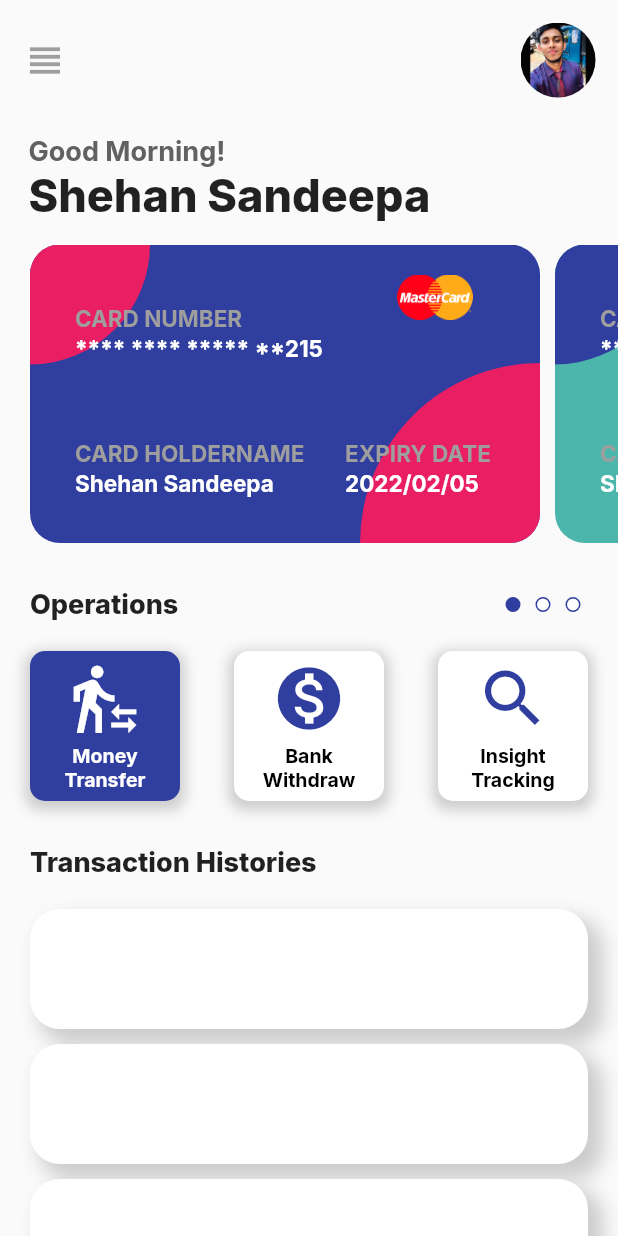
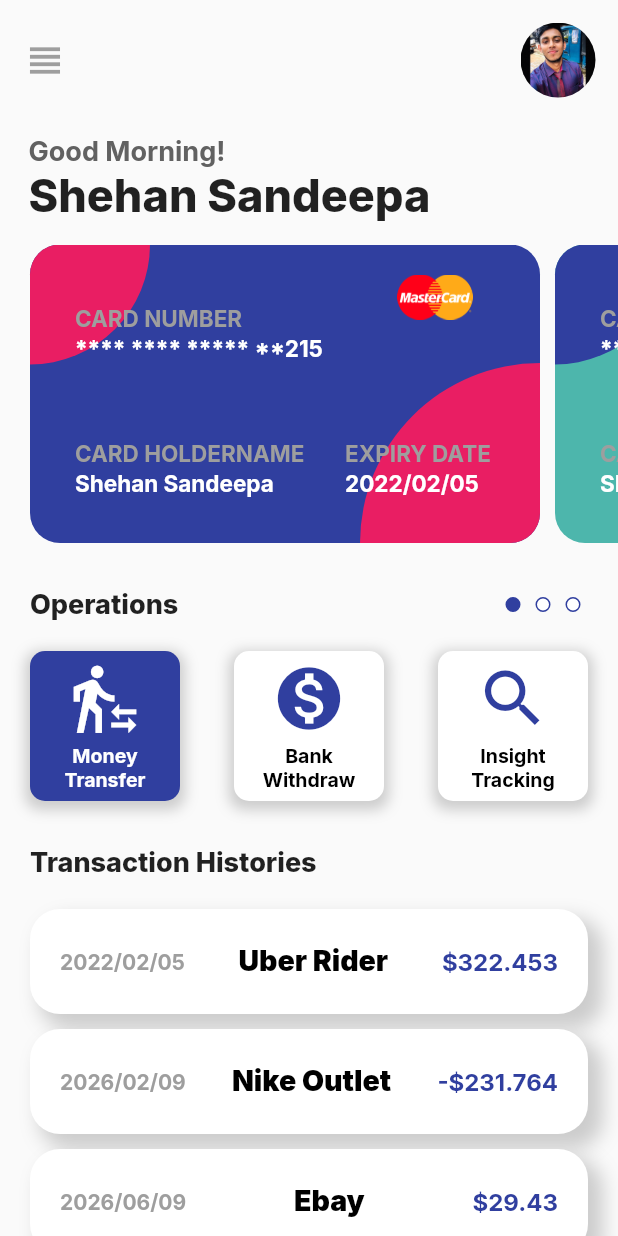
Before and after one commit to Shehan82/flutter-UI-practice-1, a Flutter app: the screen it shows after launch, on a phone screen of 412 x 824 dp. Run offline on Flutter 3.47's test engine with Material 2 defaults, Android fonts, the phone set to English and light mode, and no system bars; our stand-ins replace google_fonts.

Commit message:
added transaction list view and UI done

```diff
--- a/lib/screens/home.dart
+++ b/lib/screens/home.dart
@@ -36,17 +36,17 @@ class _HomeScreenState extends State<HomeScreen> {
     {
       "name": "Uber Rider",
       "cardExpired": "2022/02/05",
-      "price": "\$ 322.453",
+      "price": "\$322.453",
     },
     {
       "name": "Nike Outlet",
       "cardExpired": "2026/02/09",
-      "price": "\$ -231.764",
+      "price": "-\$231.764",
     },
     {
       "name": "Ebay",
       "cardExpired": "2026/06/09",
-      "price": "\$ 29.43",
+      "price": "\$29.43",
     }
   ];
   @override
@@ -470,11 +470,12 @@ class _HomeScreenState extends State<HomeScreen> {
             ),
             ListView.builder(
                 shrinkWrap: true,
-                itemCount: 5,
+                itemCount: trans.length,
                 itemBuilder: (context, index) {
                   return Container(
                     margin: EdgeInsets.only(top: 10, right: 20, left: 20),
-                    height: 80,
+                    padding: EdgeInsets.only(right: 20, left: 20),
+                    height: 70,
                     decoration: BoxDecoration(
                         color: Colors.white,
                         borderRadius: BorderRadius.circular(20),
@@ -486,8 +487,28 @@ class _HomeScreenState extends State<HomeScreen> {
                             offset: Offset(8, 8),
                           )
                         ]),
+                    child: Row(
+                      mainAxisAlignment: MainAxisAlignment.spaceBetween,
+                      children: [
+                        Text(trans[index]["cardExpired"],
+                            style: GoogleFonts.inter(
+                                fontWeight: FontWeight.w700,
+                                fontSize: 14,
+                                color: Colors.grey)),
+                        Text(trans[index]["name"],
+                            style: GoogleFonts.inter(
+                                fontWeight: FontWeight.w900,
+                                fontSize: 19,
+                                color: Colors.black)),
+                        Text(trans[index]["price"],
+                            style: GoogleFonts.inter(
+                                fontWeight: FontWeight.w700,
+                                fontSize: 16,
+                                color: Colors.indigo[700]))
+                      ],
+                    ),
                   );
-                })
+                }),
           ],
         ),
       ),
```
